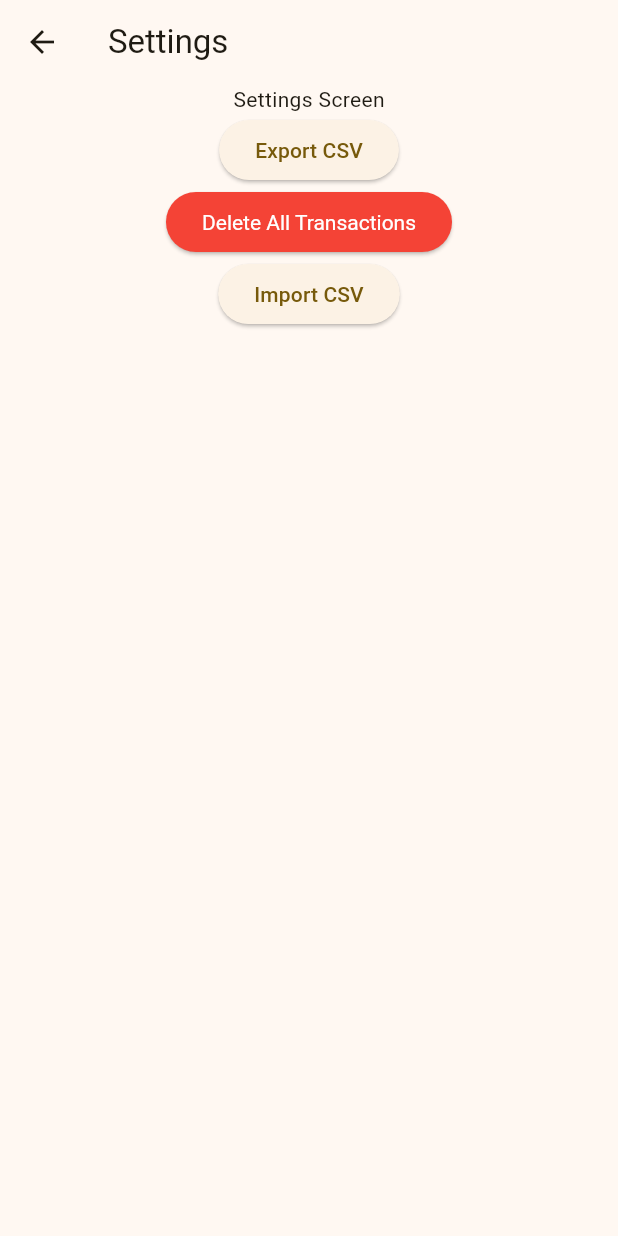
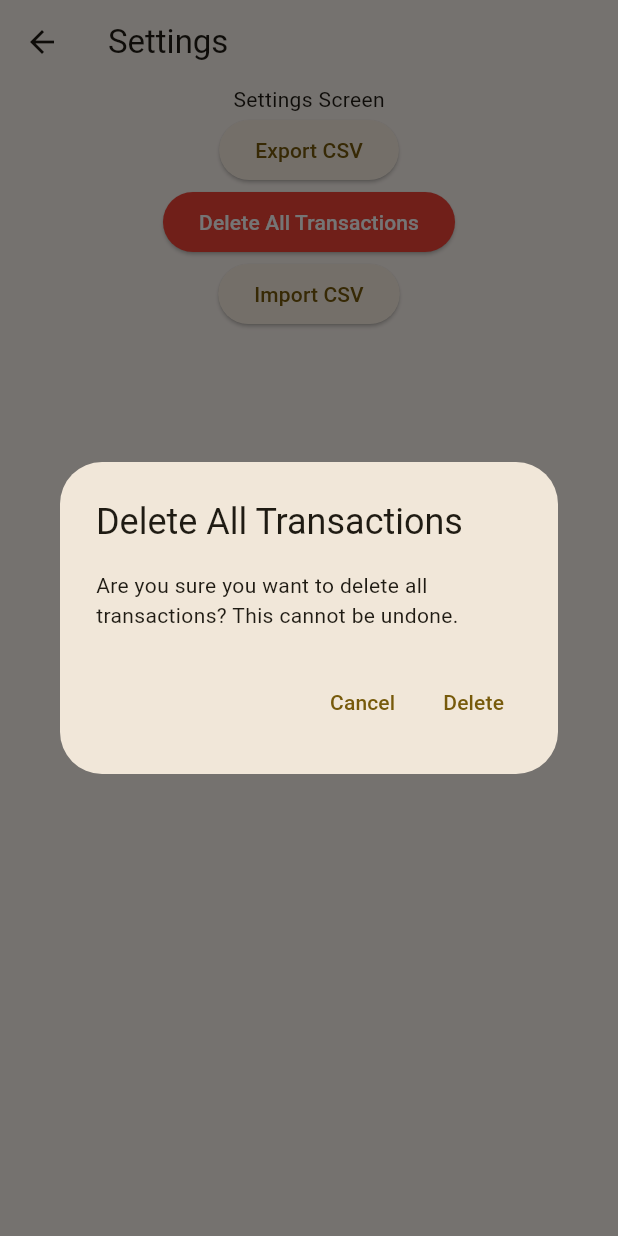
Before and after one commit to ignasked/flutter_finance_tracker, a Flutter app: the SettingsScreen screen opened directly, after a tap on "Delete All Transactions", on a phone screen of 412 x 824 dp. Run offline on Flutter 3.47's test engine with Material 3 defaults, Android fonts, the light colour scheme and no system bars; our stand-ins replace bloc, equatable, flutter_bloc, formz, objectbox, syncfusion_flutter_charts; generated files the repository leaves out were written again.

Commit message:
settings screen refactoring

```diff
--- a/lib/backend/export_to_csv.dart
+++ b/lib/backend/export_to_csv.dart
@@ -1,8 +1,6 @@
 import 'package:path_provider/path_provider.dart';
 import 'package:pvp_projektas/backend/models/transaction.dart';
 import 'dart:io';
-
-import 'package:pvp_projektas/main.dart';
 
 // void exportToCSV1(List<Transaction> transactions) {
 //   List<String> header = ['ID','Title','Amount','IsIncome','Category','Date'];
--- /dev/null
+++ b/lib/front/settings_screen/cubit/csv_cubit.dart
@@ -0,0 +1,76 @@
+import 'package:bloc/bloc.dart';
+import 'package:equatable/equatable.dart';
+import 'package:pvp_projektas/backend/models/transaction.dart';
+import 'package:pvp_projektas/backend/export_to_csv.dart';
+
+class CsvState extends Equatable {
+  final List<Transaction> duplicates;
+  final bool isLoading;
+  final String? error;
+
+  const CsvState({
+    this.duplicates = const [],
+    this.isLoading = false,
+    this.error,
+  });
+
+  @override
+  List<Object?> get props => [duplicates, isLoading, error];
+
+  CsvState copyWith({
+    List<Transaction>? duplicates,
+    bool? isLoading,
+    String? error,
+  }) {
+    return CsvState(
+      duplicates: duplicates ?? this.duplicates,
+      isLoading: isLoading ?? this.isLoading,
+      error: error ?? this.error,
+    );
+  }
+}
+
+class CsvCubit extends Cubit<CsvState> {
+  CsvCubit() : super(const CsvState());
+
+  Future<void> exportTransactions(List<Transaction> transactions) async {
+    try {
+      emit(state.copyWith(isLoading: true));
+      final csvData = generateCSVData(transactions);
+      await writeToCSV(csvData);
+      emit(state.copyWith(isLoading: false));
+    } catch (e) {
+      emit(state.copyWith(isLoading: false, error: e.toString()));
+    }
+  }
+
+  Future<List<Transaction>?> importTransactions(
+    List<Transaction> existingTransactions,
+    bool includeDuplicates,
+  ) async {
+    try {
+      emit(state.copyWith(isLoading: true));
+      final data = await readCSV();
+      final newTransactions = fromStringToTransactions(data);
+
+      // Find duplicates
+      final duplicates = newTransactions
+          .where((newTx) => existingTransactions.contains(newTx))
+          .toList();
+
+      if (duplicates.isNotEmpty && !includeDuplicates) {
+        emit(state.copyWith(
+          isLoading: false,
+          duplicates: duplicates,
+        ));
+        return null;
+      }
+
+      emit(state.copyWith(isLoading: false, duplicates: []));
+      return newTransactions;
+    } catch (e) {
+      emit(state.copyWith(isLoading: false, error: e.toString()));
+      return null;
+    }
+  }
+}
--- a/lib/front/settings_screen/settings_screen.dart
+++ b/lib/front/settings_screen/settings_screen.dart
@@ -1,16 +1,24 @@
 import 'package:flutter/material.dart';
 import 'package:flutter_bloc/flutter_bloc.dart';
-import 'package:pvp_projektas/backend/models/transaction.dart';
-import 'package:pvp_projektas/backend/export_to_csv.dart';
 import 'package:pvp_projektas/front/home_screen/cubit/transaction_cubit.dart';
-// import 'package:to_csv/to_csv.dart' as exportCSV;
+import 'package:pvp_projektas/front/settings_screen/cubit/csv_cubit.dart';
 
 class SettingsScreen extends StatelessWidget {
   const SettingsScreen({super.key});
 
   @override
   Widget build(BuildContext context) {
-    return Scaffold(
+    return BlocProvider(
+      create: (_) => CsvCubit(),
+      child: BlocListener<CsvCubit, CsvState>(
+        listener: (context, state) {
+          if (state.error != null) {
+            ScaffoldMessenger.of(context).showSnackBar(
+              SnackBar(content: Text(state.error!)),
+            );
+          }
+        },
+        child: Scaffold(
           appBar: AppBar(
             title: const Text('Settings'),
           ),
@@ -18,93 +26,160 @@ class SettingsScreen extends StatelessWidget {
             child: Column(
               children: [
                 const Text('Settings Screen'),
-            ElevatedButton(
-              onPressed: () {
-                writeToCSV(generateCSVData(
-                    context.read<TransactionCubit>().state.transactions));
-              },
-              child: const Text("Export CSV"),
-            ),
-            ElevatedButton(
-              onPressed: () {
-                context.read<TransactionCubit>().deleteAllTransactions();
-              },
-              child: const Text("Delete All Transactions",
-                  style: TextStyle(
-                    color: Colors.white,
-                  )),
-              style: ElevatedButton.styleFrom(
-                backgroundColor: Colors.red,
-                textStyle: const TextStyle(
-                  color: Colors.white,
+                _buildExportButton(),
+                _buildDeleteAllButton(context),
+                _buildImportButton(),
+              ],
             ),
           ),
-            ),
-            ElevatedButton(
-              onPressed: () async {
-                String data = await readCSV();
-                List<Transaction> newTransactions =
-                    fromStringToTransactions(data);
-                List<Transaction> existingTransactions =
-                    context.read<TransactionCubit>().state.transactions;
-
-                // Find duplicates
-                List<Transaction> duplicates = newTransactions
-                    .where((newTx) => existingTransactions.any((existingTx) =>
-                        existingTx.amount == newTx.amount &&
-                        existingTx.date == newTx.date &&
-                        existingTx.title == newTx.title))
-                    .toList();
-
-                if (duplicates.isNotEmpty) {
-                  // Show confirmation dialog
-                  bool? shouldAdd = await showDialog<bool>(
-                    context: context,
-                    builder: (BuildContext dialogContext) {
-                      return AlertDialog(
-                        title: const Text('Duplicate Transactions Found'),
-                        content: Text(
-                            'Found ${duplicates.length} duplicate transactions. Do you want to add them anyway?'),
-                        actions: [
-                          TextButton(
-                            onPressed: () =>
-                                Navigator.of(dialogContext).pop(false),
-                            child: const Text('Cancel'),
-                          ),
-                          TextButton(
-                            onPressed: () =>
-                                Navigator.of(dialogContext).pop(true),
-                            child: const Text('Add All'),
-                          ),
-                        ],
-                      );
-                    },
-                  );
-
-                  if (shouldAdd == true) {
-                    context
-                        .read<TransactionCubit>()
-                        .addTransactions(newTransactions);
-                  }
-                } else {
-                  // No duplicates found, add all transactions
-                  context
-                      .read<TransactionCubit>()
-                      .addTransactions(newTransactions);
-                }
-              },
-              child: const Text("Import CSV"),
-            ),
-          ],
         ),
       ),
     );
   }
 
-  // void readCSV() async {
-  //   String data = await readCSV();
-  //   List<Transaction> transactions = fromStringToTransactions(data);
-  //   context.read<TransactionCubit>().deleteTransactions();
-  //   context.read<TransactionCubit>().addTransactions(transactions);
-  // }
+  Widget _buildExportButton() {
+    return BlocBuilder<CsvCubit, CsvState>(
+      builder: (context, state) {
+        return ElevatedButton(
+          onPressed: state.isLoading
+              ? null
+              : () {
+                  final transactions =
+                      context.read<TransactionCubit>().state.transactions;
+                  context.read<CsvCubit>().exportTransactions(transactions);
+                },
+          child: state.isLoading
+              ? const CircularProgressIndicator()
+              : const Text("Export CSV"),
+        );
+      },
+    );
   }
+
+  Widget _buildDeleteAllButton(BuildContext context) {
+    return ElevatedButton(
+      onPressed: () => _showDeleteConfirmation(context),
+      style: ElevatedButton.styleFrom(
+        backgroundColor: Colors.red,
+        foregroundColor: Colors.white,
+      ),
+      child: const Text("Delete All Transactions"),
+    );
+  }
+
+  Widget _buildImportButton() {
+    return BlocBuilder<CsvCubit, CsvState>(
+      builder: (context, state) {
+        return ElevatedButton(
+          onPressed: state.isLoading ? null : () => _handleImport(context),
+          child: state.isLoading
+              ? const CircularProgressIndicator()
+              : const Text("Import CSV"),
+        );
+      },
+    );
+  }
+
+  Future<void> _handleImport(BuildContext context) async {
+    final transactionCubit = context.read<TransactionCubit>();
+    final csvCubit = context.read<CsvCubit>();
+
+    final existingTransactions = transactionCubit.state.transactions;
+    final newTransactions =
+        await csvCubit.importTransactions(existingTransactions, false);
+
+    if (!context.mounted) return;
+
+    if (newTransactions == null && csvCubit.state.duplicates.isNotEmpty) {
+      await _showDuplicatesDialog(context);
+    } else if (newTransactions != null) {
+      transactionCubit.addTransactions(newTransactions);
+    }
+  }
+
+  Future<void> _showDuplicatesDialog(BuildContext context) async {
+    final transactionCubit = context.read<TransactionCubit>();
+    final csvCubit = context.read<CsvCubit>();
+    final duplicatesCount = csvCubit.state.duplicates.length;
+
+    final result = await showDialog<String>(
+      context: context,
+      builder: (context) => AlertDialog(
+        title: const Text('Duplicate Transactions Found'),
+        content: Text(
+            'Found $duplicatesCount duplicate transactions. What would you like to do?'),
+        actions: [
+          TextButton(
+            onPressed: () => Navigator.pop(context, 'cancel'),
+            child: const Text('Cancel'),
+          ),
+          TextButton(
+            onPressed: () => Navigator.pop(context, 'all'),
+            child: const Text('Add All'),
+          ),
+          TextButton(
+            onPressed: () => Navigator.pop(context, 'non-duplicates'),
+            child: const Text('Add Non-Duplicates'),
+          ),
+        ],
+      ),
+    );
+
+    if (!context.mounted) return;
+
+    if (result == 'all') {
+      // Import all transactions including duplicates
+      final transactions = await csvCubit.importTransactions(
+          transactionCubit.state.transactions, true);
+
+      if (!context.mounted) return;
+
+      if (transactions != null) {
+        transactionCubit.addTransactions(transactions);
+      }
+    } else if (result == 'non-duplicates') {
+      final allImportedTransactions = await csvCubit.importTransactions(
+          transactionCubit.state.transactions, true);
+
+      if (!context.mounted) return;
+
+      if (allImportedTransactions != null) {
+        // Filter out duplicates using the existing state
+        final nonDuplicates = allImportedTransactions
+            .where((tx) => !transactionCubit.state.transactions.contains(tx))
+            .toList();
+
+        transactionCubit.addTransactions(nonDuplicates);
+      }
+    }
+  }
+
+  Future<void> _showDeleteConfirmation(BuildContext context) async {
+    final transactionCubit = context.read<TransactionCubit>();
+
+    final confirm = await showDialog<bool>(
+      context: context,
+      builder: (context) => AlertDialog(
+        title: const Text('Delete All Transactions'),
+        content: const Text(
+            'Are you sure you want to delete all transactions? This cannot be undone.'),
+        actions: [
+          TextButton(
+            onPressed: () => Navigator.pop(context, false),
+            child: const Text('Cancel'),
+          ),
+          TextButton(
+            onPressed: () => Navigator.pop(context, true),
+            child: const Text('Delete'),
+          ),
+        ],
+      ),
+    );
+
+    if (!context.mounted) return;
+
+    if (confirm == true) {
+      transactionCubit.deleteAllTransactions();
+    }
+  }
+}
```
Lines whose indentation alone changed are shown as unchanged.
